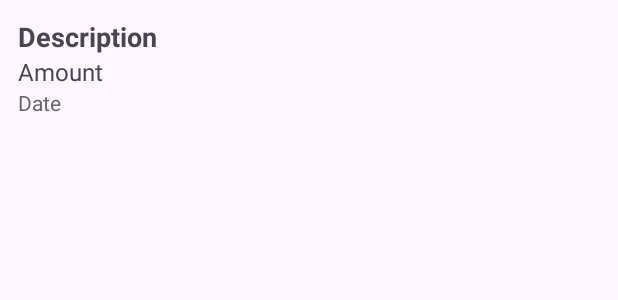
After one commit to ST10256115/BudgetTrackerApp, an Android app: the layout item_expense.xml on its own in the app's theme, with its tools: preview values and no code run, on a phone screen of 412 x 824 dp. The commit adds this screen. Shown: the top 300 px of the screen. Run offline under Robolectric (Android 15) with nearby library versions, the phone set to English and light mode, and no system bars.

Commit message:
Major update relating to main activity. adaptor added

```diff
--- /dev/null
+++ b/app/src/main/res/layout/item_expense.xml
@@ -0,0 +1,32 @@
+<?xml version="1.0" encoding="utf-8"?>
+<LinearLayout
+    xmlns:android="http://schemas.android.com/apk/res/android"
+    android:orientation="vertical"
+    android:padding="12dp"
+    android:layout_width="match_parent"
+    android:layout_height="wrap_content"
+    android:background="?android:attr/selectableItemBackground">
+
+    <TextView
+        android:id="@+id/textDescription"
+        android:layout_width="wrap_content"
+        android:layout_height="wrap_content"
+        android:text="Description"
+        android:textSize="18sp"
+        android:textStyle="bold" />
+
+    <TextView
+        android:id="@+id/textAmount"
+        android:layout_width="wrap_content"
+        android:layout_height="wrap_content"
+        android:text="Amount"
+        android:textSize="16sp" />
+
+    <TextView
+        android:id="@+id/textDate"
+        android:layout_width="wrap_content"
+        android:layout_height="wrap_content"
+        android:text="Date"
+        android:textSize="14sp"
+        android:textColor="#666666" />
+</LinearLayout>
```
Also changed, not shown: app/src/main/java/vcmsa/projects/budgettrackerapp/ExpenseAdaptor.kt (added, +35 -0 lines), app/src/main/java/vcmsa/projects/budgettrackerapp/MainActivity.kt (+22 -6 lines), app/src/main/res/layout/activity_main.xml (+9 -14 lines).
